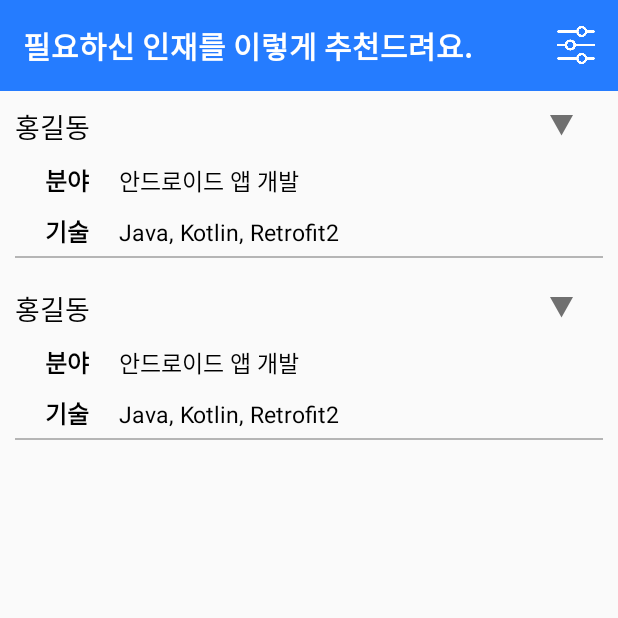
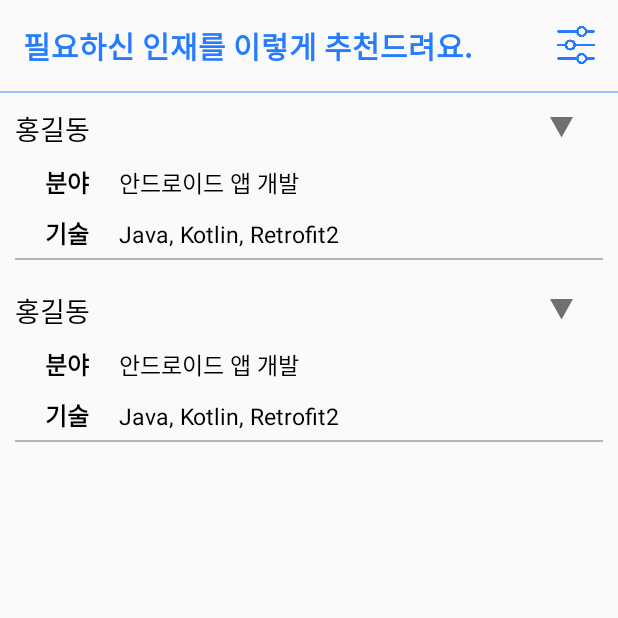
Before and after one commit to GachonUniv-GraduationProject/Android-Frontend, an Android app: the BusinessScouterActivity screen opened directly, with no data from a screen before it, on a phone screen of 412 x 824 dp, the top half of it. Run offline under Robolectric (Android 15) with nearby library versions, the light colour scheme and no system bars.

Commit message:
221127_businessUI(1)

```diff
--- a/app/src/main/res/layout/activity_business_scouter.xml
+++ b/app/src/main/res/layout/activity_business_scouter.xml
@@ -12,14 +12,13 @@
         android:layout_height="wrap_content"
         android:gravity="center_vertical"
         android:padding="15dp"
-        android:background="@color/primary_color"
         android:orientation="horizontal">
         <TextView
             android:layout_width="wrap_content"
             android:layout_height="wrap_content"
             android:text="필요하신 인재를 이렇게 추천드려요."
             android:textSize="20dp"
-            android:textColor="@color/white"
+            android:textColor="@color/primary_color"
             android:textStyle="bold"/>
         <View
             android:layout_width="0dp"
@@ -29,9 +28,14 @@
             android:id="@+id/filter_button"
             android:layout_width="25dp"
             android:layout_height="25dp"
-            android:backgroundTint="@color/white"
+            android:backgroundTint="@color/primary_color"
             android:background="@drawable/filter"/>
     </LinearLayout>
+    <View
+        android:layout_width="match_parent"
+        android:layout_height="1dp"
+        android:background="@color/primary_color_pressed"/>
+
     <ScrollView
         android:layout_width="match_parent"
         android:layout_height="match_parent">
```
